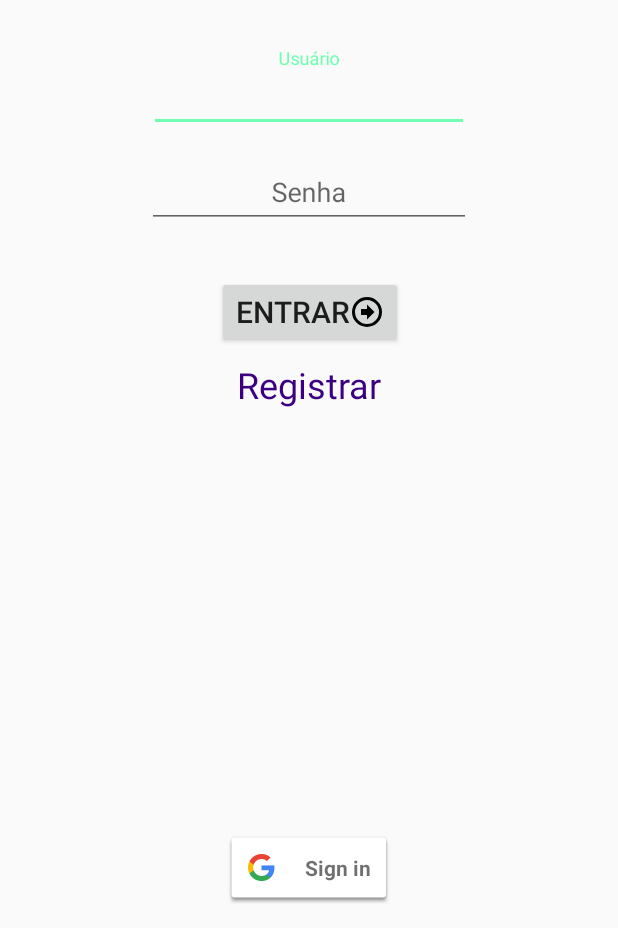
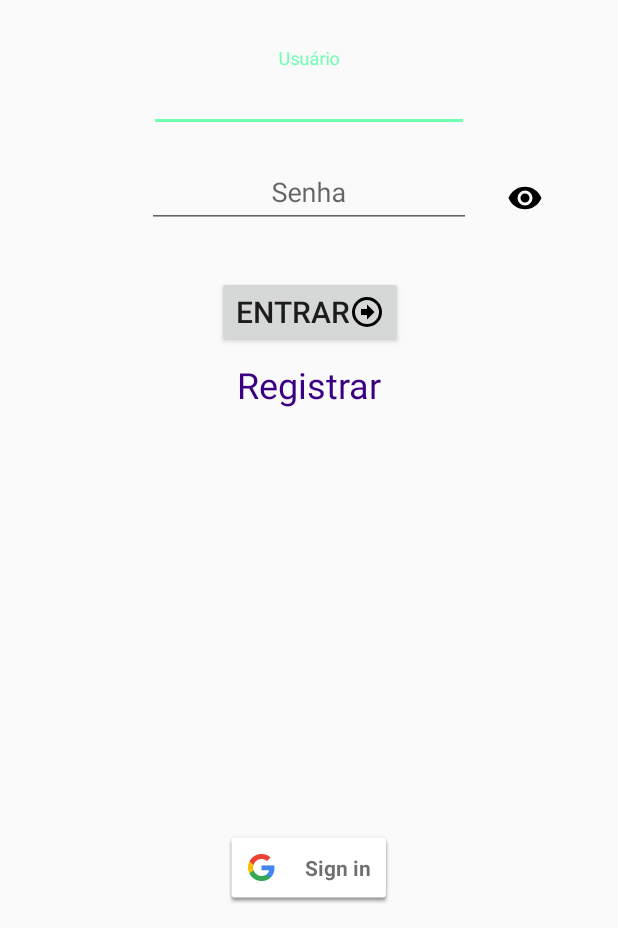
Before and after one commit to dsgeverton/Relp, an Android app: the screen it shows after launch (LoginActivity), on a phone screen of 412 x 824 dp, the part 308-1236 px from its top. Run offline under Robolectric (Android 15) with nearby library versions, the phone set to English and light mode, and no system bars; libraries missing offline, so code that uses them is left out: io.realm; Roboto replaces fonts that are not available here; 7 statements that could not run were skipped.

Commit message:
Criando método de visualização de senha

```diff
--- a/app/src/main/java/br/edu/iff/pooa/relp/view/LoginActivity.java
+++ b/app/src/main/java/br/edu/iff/pooa/relp/view/LoginActivity.java
@@ -3,10 +3,12 @@ package br.edu.iff.pooa.relp.view;
 import android.content.Intent;
 import android.support.v7.app.AppCompatActivity;
 import android.os.Bundle;
+import android.text.InputType;
 import android.util.Log;
 import android.view.View;
 import android.widget.Button;
 import android.widget.EditText;
+import android.widget.ImageView;
 import android.widget.TextView;
 import android.widget.Toast;
 
@@ -14,6 +16,7 @@ import com.google.android.gms.auth.api.signin.GoogleSignIn;
 import com.google.android.gms.auth.api.signin.GoogleSignInAccount;
 import com.google.android.gms.auth.api.signin.GoogleSignInClient;
 import com.google.android.gms.auth.api.signin.GoogleSignInOptions;
+import com.google.android.gms.common.SignInButton;
 import com.google.android.gms.common.api.ApiException;
 import com.google.android.gms.tasks.Task;
 
@@ -28,19 +31,26 @@ public class LoginActivity extends AppCompatActivity implements View.OnClickList
     private GoogleSignInClient mGoogleSignInClient;
     private static final String TAG = "TESTE";
     private static final int RC_SIGN_IN = 9001;
+    private boolean passwdVisible;
 
     @Override
     protected void onCreate(Bundle savedInstanceState) {
         super.onCreate(savedInstanceState);
         setContentView(R.layout.activity_login);
 
-        this.mViewHolder.btnEntrar = (Button) findViewById(R.id.buttonEntrar);
-        this.mViewHolder.edtSenha = (EditText) findViewById(R.id.edtSenha);
-        this.mViewHolder.edtLogin = (EditText) findViewById(R.id.edtLogin);
-        this.mViewHolder.tvRegistrar = (TextView) findViewById(R.id.tvRegistrar);
+        this.mViewHolder.btnEntrar = findViewById(R.id.buttonEntrar);
+        this.mViewHolder.edtSenha = findViewById(R.id.edtSenha);
+        this.mViewHolder.edtLogin = findViewById(R.id.edtLogin);
+        this.mViewHolder.tvRegistrar = findViewById(R.id.tvRegistrar);
+        this.mViewHolder.sign_in = findViewById(R.id.sign_in_button);
+        this.mViewHolder.verSenha = findViewById(R.id.verSenha);
 
+        this.mViewHolder.verSenha.setOnClickListener(this);
+        this.mViewHolder.sign_in.setOnClickListener(this);
         this.mViewHolder.btnEntrar.setOnClickListener(this);
         this.mViewHolder.tvRegistrar.setOnClickListener(this);
+
+        passwdVisible = false;
 
         GoogleSignInOptions gso = new GoogleSignInOptions.Builder(GoogleSignInOptions.DEFAULT_SIGN_IN)
                 .requestEmail()
@@ -49,13 +59,11 @@ public class LoginActivity extends AppCompatActivity implements View.OnClickList
 
         GoogleSignInAccount account = GoogleSignIn.getLastSignedInAccount(this);
         updateUI(account);
-
     }
 
     private void updateUI(GoogleSignInAccount account) {
 
         if (account != null){
-            Toast.makeText(this, "Existe um usuário logado", Toast.LENGTH_SHORT).show();
             Log.i("GOOGLE SIGN IN ID:", account.getId());
             Log.i("GOOGLE SIGN IN NAME:", account.getDisplayName());
             Log.i("GOOGLE SIGN IN EMAIL:", account.getEmail());
@@ -93,11 +101,22 @@ public class LoginActivity extends AppCompatActivity implements View.OnClickList
                     } else {
                         Toast.makeText(getApplicationContext(), "Login os Senha incorretos", Toast.LENGTH_SHORT).show();
                         this.mViewHolder.edtSenha.setText("");
-    //                    this.mViewHolder.edtSenha.setInputType(InputType.TYPE_CLASS_TEXT); // VISUALIZAR A SENHA
                     }
                 }
 
                 realm.close();
+            }
+        }
+
+        if (id == R.id.verSenha){
+            if (passwdVisible) {
+                this.mViewHolder.edtSenha.setInputType(InputType.TYPE_CLASS_TEXT | InputType.TYPE_TEXT_VARIATION_PASSWORD); // VISUALIZAR A SENHA
+                this.mViewHolder.verSenha.setImageResource(R.drawable.ic_eye_on);
+                passwdVisible = false;
+            } else {
+                this.mViewHolder.edtSenha.setInputType(InputType.TYPE_TEXT_VARIATION_VISIBLE_PASSWORD); // OCULTAR A SENHA
+                this.mViewHolder.verSenha.setImageResource(R.drawable.ic_eye_off);
+                passwdVisible = true;
             }
         }
 
@@ -147,5 +166,7 @@ public class LoginActivity extends AppCompatActivity implements View.OnClickList
         Button btnEntrar;
         EditText edtLogin, edtSenha;
         TextView tvRegistrar;
+        SignInButton sign_in;
+        ImageView verSenha;
     }
 }
--- /dev/null
+++ b/app/src/main/res/drawable/ic_eye_off.xml
@@ -0,0 +1,7 @@
+<vector xmlns:android="http://schemas.android.com/apk/res/android"
+    android:height="24dp"
+    android:width="24dp"
+    android:viewportWidth="24"
+    android:viewportHeight="24">
+    <path android:fillColor="#000" android:pathData="M11.83,9L15,12.16C15,12.11 15,12.05 15,12A3,3 0 0,0 12,9C11.94,9 11.89,9 11.83,9M7.53,9.8L9.08,11.35C9.03,11.56 9,11.77 9,12A3,3 0 0,0 12,15C12.22,15 12.44,14.97 12.65,14.92L14.2,16.47C13.53,16.8 12.79,17 12,17A5,5 0 0,1 7,12C7,11.21 7.2,10.47 7.53,9.8M2,4.27L4.28,6.55L4.73,7C3.08,8.3 1.78,10 1,12C2.73,16.39 7,19.5 12,19.5C13.55,19.5 15.03,19.2 16.38,18.66L16.81,19.08L19.73,22L21,20.73L3.27,3M12,7A5,5 0 0,1 17,12C17,12.64 16.87,13.26 16.64,13.82L19.57,16.75C21.07,15.5 22.27,13.86 23,12C21.27,7.61 17,4.5 12,4.5C10.6,4.5 9.26,4.75 8,5.2L10.17,7.35C10.74,7.13 11.35,7 12,7Z" />
+</vector>
--- /dev/null
+++ b/app/src/main/res/drawable/ic_eye_on.xml
@@ -0,0 +1,7 @@
+<vector xmlns:android="http://schemas.android.com/apk/res/android"
+    android:height="24dp"
+    android:width="24dp"
+    android:viewportWidth="24"
+    android:viewportHeight="24">
+    <path android:fillColor="#000" android:pathData="M12,9A3,3 0 0,0 9,12A3,3 0 0,0 12,15A3,3 0 0,0 15,12A3,3 0 0,0 12,9M12,17A5,5 0 0,1 7,12A5,5 0 0,1 12,7A5,5 0 0,1 17,12A5,5 0 0,1 12,17M12,4.5C7,4.5 2.73,7.61 1,12C2.73,16.39 7,19.5 12,19.5C17,19.5 21.27,16.39 23,12C21.27,7.61 17,4.5 12,4.5Z" />
+</vector>
--- a/app/src/main/res/layout/activity_login.xml
+++ b/app/src/main/res/layout/activity_login.xml
@@ -5,6 +5,17 @@
     android:layout_width="match_parent"
     android:layout_height="match_parent"
     tools:context=".view.LoginActivity">
+
+    <ImageView
+        android:id="@+id/verSenha"
+        android:layout_width="wrap_content"
+        android:layout_height="wrap_content"
+        android:layout_marginStart="16dp"
+        android:layout_marginTop="32dp"
+        android:layout_weight="1"
+        app:layout_constraintStart_toEndOf="@+id/textInputLayoutSenha"
+        app:layout_constraintTop_toBottomOf="@+id/textInputLayoutLogin"
+        app:srcCompat="@drawable/ic_eye_on" />
 
     <ImageView
         android:id="@+id/imageView"
@@ -88,6 +99,7 @@
             app:layout_constraintEnd_toEndOf="parent"
             app:layout_constraintStart_toStartOf="parent"
             app:layout_constraintTop_toBottomOf="@+id/edtLogin" />
+
     </android.support.design.widget.TextInputLayout>
 
     <TextView
```
